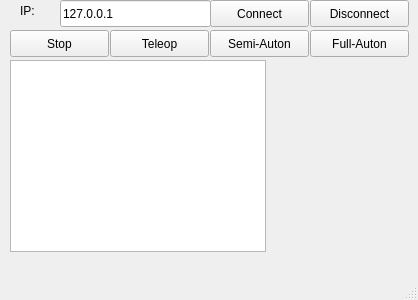
Qt form mainwindow.ui (S3FL-REST/BaseStation) before a commit.
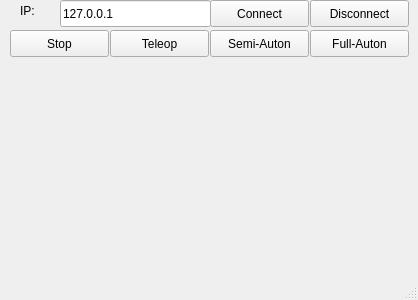
The same form after that commit.

```diff
--- a/mainwindow.ui
+++ b/mainwindow.ui
@@ -118,16 +118,6 @@
      <string>IP:</string>
     </property>
    </widget>
-   <widget class="QGraphicsView" name="graphicsView">
-    <property name="geometry">
-     <rect>
-      <x>10</x>
-      <y>60</y>
-      <width>256</width>
-      <height>192</height>
-     </rect>
-    </property>
-   </widget>
   </widget>
   <widget class="QMenuBar" name="menuBar">
    <property name="geometry">
```
